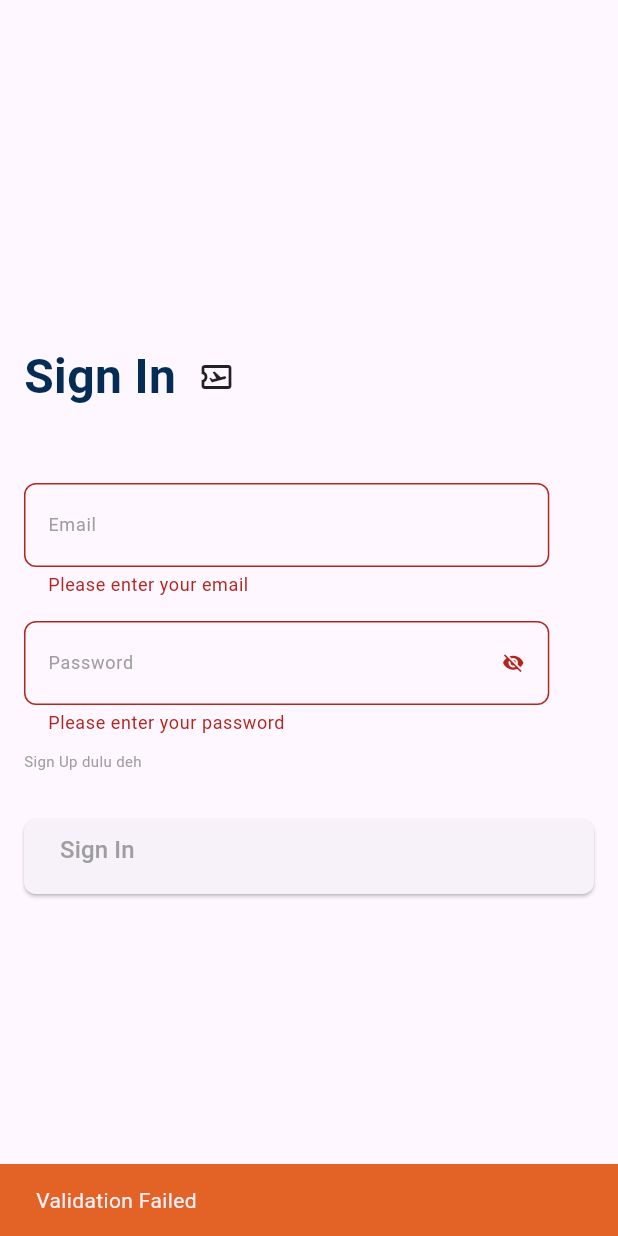
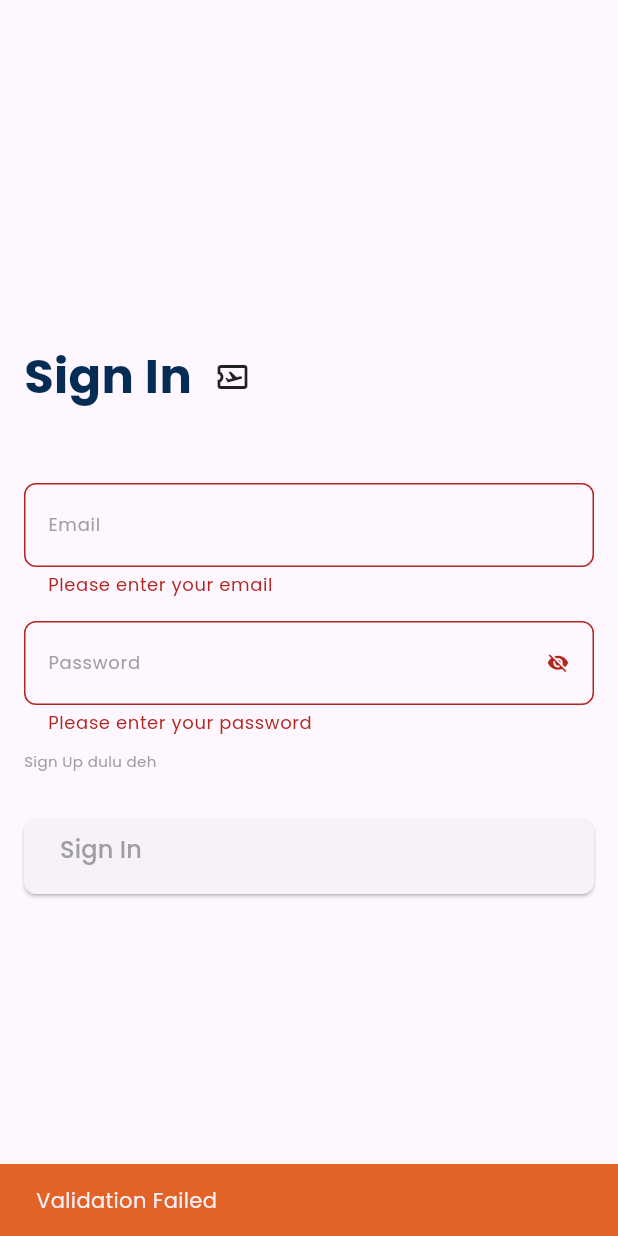
Before and after one commit to ditormented/auctus_flying, a Flutter app: the screen it shows after launch, after a tap on "Sign In", on a phone screen of 412 x 824 dp. Run offline on Flutter 3.47's test engine with Material 3 defaults, Android fonts, the phone set to English and light mode, and no system bars; our stand-ins replace cloud_firestore, dropdown_button2, dropdown_search, firebase_auth, firebase_core, firebase_storage and 6 more; missing offline and left inert: staggered_grid_view_flutter; accounts and stored records are empty.

Commit message:
commit sore 11Juni2024

```diff
--- a/lib/main.dart
+++ b/lib/main.dart
@@ -1,26 +1,20 @@
 import 'package:auctus_call/views/salesman/login.dart';
 import 'package:firebase_core/firebase_core.dart';
 import 'package:flutter/material.dart';
+import 'package:google_fonts/google_fonts.dart';
 
 void main() async {
   WidgetsFlutterBinding.ensureInitialized();
 
   await Firebase.initializeApp(
-
-      //CONFIG DEV
-      //   options: FirebaseOptions(
-      // apiKey: 'AIzaSyBS9MRPmvDOvbdNbWBL3qSqtlOs8jdrGew',
-      // appId: '1:738273846116:android:676b82a3cbdee3d5459071',
-      // messagingSenderId: '738273846116',
-      // projectId: 'cekcek-41bd2',
-
-      options: FirebaseOptions(
-    apiKey: 'AIzaSyAy63SV3WfBu31XcRWD1IpeDI8wo1BqCNw',
-    appId: '1:104318353121:android:2949536fc4c931a2b141a0',
-    messagingSenderId: '104318353121',
-    projectId: 'auctussfa',
-    storageBucket: 'auctussfa.appspot.com',
-  ));
+    options: const FirebaseOptions(
+      apiKey: 'AIzaSyAy63SV3WfBu31XcRWD1IpeDI8wo1BqCNw',
+      appId: '1:104318353121:android:2949536fc4c931a2b141a0',
+      messagingSenderId: '104318353121',
+      projectId: 'auctussfa',
+      storageBucket: 'auctussfa.appspot.com',
+    ),
+  );
   runApp(const MyApp());
 }
 
@@ -31,7 +25,13 @@ class MyApp extends StatelessWidget {
   Widget build(BuildContext context) {
     return MaterialApp(
       debugShowCheckedModeBanner: false,
-      home: LoginScreen(), // later switch to login screen
+      theme: ThemeData(
+        primarySwatch: Colors.blue,
+        textTheme: GoogleFonts.poppinsTextTheme(
+          Theme.of(context).textTheme,
+        ),
+      ),
+      home: const LoginScreen(), // later switch to login screen
     );
   }
 }
--- a/lib/views/salesman/login.dart
+++ b/lib/views/salesman/login.dart
@@ -1,7 +1,6 @@
 import 'package:auctus_call/utilities/colors.dart';
 import 'package:auctus_call/views/main_screen.dart';
 import 'package:auctus_call/views/salesman/sign_up.dart';
-import 'package:cloud_firestore/cloud_firestore.dart';
 import 'package:firebase_auth/firebase_auth.dart';
 import 'package:flutter/material.dart';
 
@@ -31,8 +30,8 @@ class _LoginScreenState extends State<LoginScreen> {
 
   @override
   Widget build(BuildContext context) {
-    double screenHeight = MediaQuery.of(context).size.height;
-    double screenWidth = MediaQuery.of(context).size.width;
+    // double screenHeight = MediaQuery.of(context).size.height;
+    // double screenWidth = MediaQuery.of(context).size.width;
 
     return ScaffoldMessenger(
       key: _scaffoldMessengerKey,
@@ -48,28 +47,28 @@ class _LoginScreenState extends State<LoginScreen> {
                   mainAxisAlignment: MainAxisAlignment.center,
                   crossAxisAlignment: CrossAxisAlignment.start,
                   children: [
-                    Row(
+                    const Row(
                       children: [
                         // Image.asset(
-                        //   'images/auctuslogo.png',
+                        //   'images/auctus_logo.png',
                         //   width: 100,
                         //   height: 100,
                         // ),
-                        const Text(
+                        Text(
                           'Sign In',
                           style: TextStyle(
                               fontSize: 32,
                               fontWeight: FontWeight.bold,
                               color: mainColor),
                         ),
-                        const SizedBox(width: 15),
-                        const Icon(Icons.airplane_ticket_outlined),
+                        SizedBox(width: 15),
+                        Icon(Icons.airplane_ticket_outlined),
                       ],
                     ),
                     const SizedBox(height: 32),
                     const SizedBox(height: 16),
                     SizedBox(
-                      width: screenWidth * 0.85,
+                      // width: screenWidth * 0.85,
                       child: TextFormField(
                         controller: _emailController,
                         decoration: InputDecoration(
@@ -96,7 +95,7 @@ class _LoginScreenState extends State<LoginScreen> {
                     ),
                     const SizedBox(height: 16),
                     SizedBox(
-                      width: screenWidth * 0.85,
+                      // width: screenWidth * 0.85,
                       child: TextFormField(
                         controller: _passwordController,
                         decoration: InputDecoration(
@@ -159,7 +158,6 @@ class _LoginScreenState extends State<LoginScreen> {
                                 setState(() {
                                   isLoading = true;
                                 });
-
                                 String email = _emailController.text;
                                 String password = _passwordController.text;
 
@@ -170,13 +168,10 @@ class _LoginScreenState extends State<LoginScreen> {
                                     email: email,
                                     password: password,
                                   );
-
                                   String userId =
                                       userCredential.user?.uid ?? '';
-
                                   MyMessage.showSnackBar(
                                       _scaffoldMessengerKey, 'Signing In...');
-
                                   setState(() {
                                     _emailController.clear();
                                     _passwordController.clear();
--- a/pubspec.yaml
+++ b/pubspec.yaml
@@ -50,6 +50,7 @@ dependencies:
   permission_handler: ^11.0.1
   geocoding: ^3.0.0
   timeline_tile: ^2.0.0
+  google_fonts: ^6.2.1
   # location: ^6.0.2
 
 dev_dependencies:
```
Also changed, not shown: lib/views/salesman/store_profile/2.store_order_history/store_order_history.dart (+112 -47 lines), lib/views/salesman/store_profile/store_list.dart (+25 -21 lines), lib/views/salesman/store_profile/store_profile.dart (+50 -7 lines), pubspec.lock, 1 other file.
